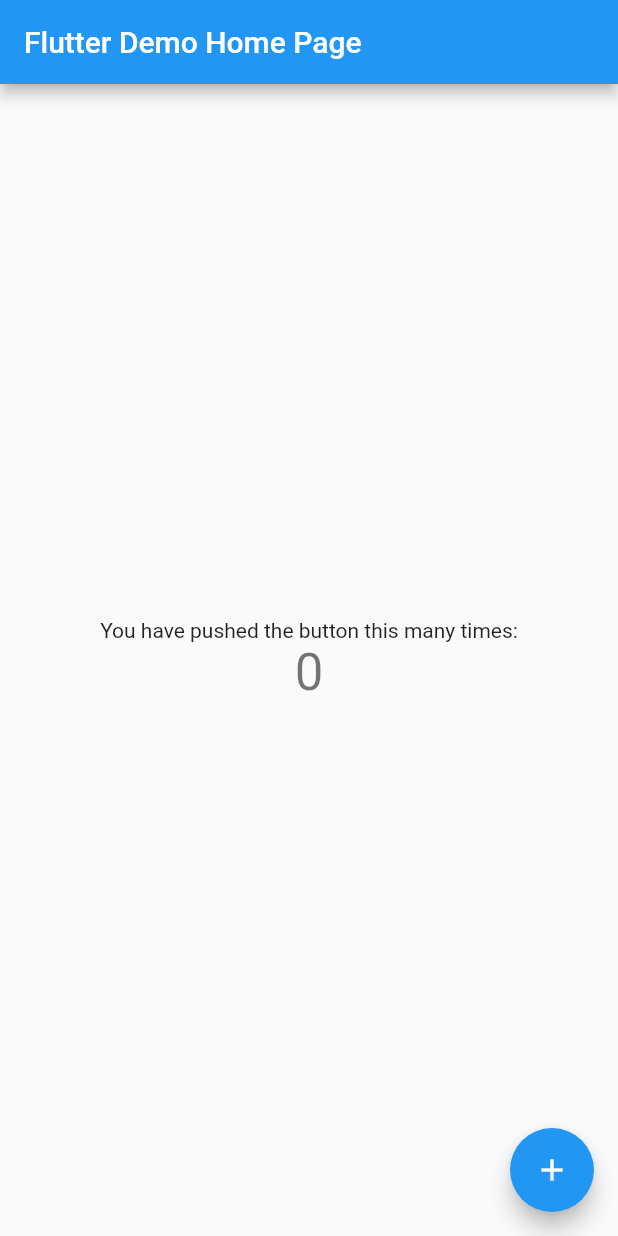
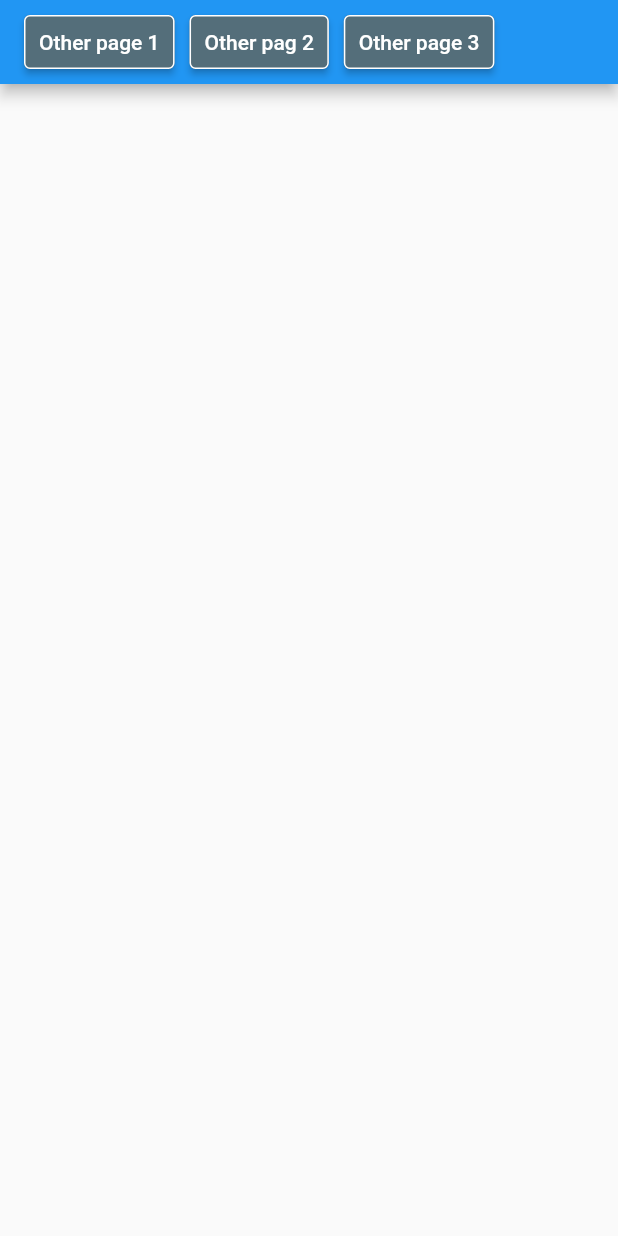
Before and after one commit to VaheKri/flutter_app_horse, a Flutter app: the screen it shows after launch, on a phone screen of 412 x 824 dp. Run offline on Flutter 3.47's test engine with Material 2 defaults, Android fonts, the phone set to English and light mode, and no system bars; missing offline and left inert: mongo_dart.

Commit message:
add buttonBar for direction on other page

```diff
--- /dev/null
+++ b/flutter_app/lib/buttonBar.dart
@@ -0,0 +1,77 @@
+import 'package:flutter/material.dart';
+import 'package:flutter_app/main.dart';
+
+class buttonBar extends StatefulWidget {
+  const buttonBar({super.key, required this.title});
+
+
+  final String title;
+
+  State<buttonBar> createState() => _buttonBarState();
+
+}
+
+class _buttonBarState extends State<buttonBar> {
+
+  @override
+  Widget build(BuildContext context) {
+    return Scaffold(
+      appBar: AppBar(
+          title: Row (
+          children: [
+            ElevatedButton(
+              onPressed: () {
+              //   Navigator.push(context,
+              //   MaterialPageRoute(
+              //       builder: (context) => const MyApp()
+              //   ),
+              // );
+              },
+              style: ElevatedButton.styleFrom(
+                backgroundColor: Colors.blueGrey[600],
+                padding: const EdgeInsets.all(10),
+                side: const BorderSide(width: 1.0, color: Colors.white),
+              ),
+              child: const Text('Other page 1'),
+            ),
+            Container(
+              margin: const EdgeInsets.all(10),
+              child: ElevatedButton(
+                onPressed: () {
+                  //   Navigator.push(context,
+                  //   MaterialPageRoute(
+                  //       builder: (context) => const MySecondPage(title: 'Créer un jeu',)
+                  //   ),
+                  // );
+                },
+                style: ElevatedButton.styleFrom(
+                  backgroundColor: Colors.blueGrey[600],
+                  padding: const EdgeInsets.all(10),
+                  side: const BorderSide(width: 1.0, color: Colors.white),
+                ),
+                child: const Text('Other pag 2'),
+              ),
+            ),
+            ElevatedButton(
+              onPressed: () {
+                //   Navigator.push(context,
+                //   MaterialPageRoute(
+                //       builder: (context) => const MySecondPage(title: 'Créer un jeu',)
+                //   ),
+                // );
+              },
+              style: ElevatedButton.styleFrom(
+                backgroundColor: Colors.blueGrey[600],
+                padding: const EdgeInsets.all(10),
+                side: const BorderSide(width: 1.0, color: Colors.white),
+              ),
+              child: const Text('Other page 3'),
+            ),
+          ]
+      ),
+      ),
+    );
+  }
+
+
+}
--- a/flutter_app/lib/main.dart
+++ b/flutter_app/lib/main.dart
@@ -1,5 +1,6 @@
 import 'package:flutter/material.dart';
 import 'package:flutter_app/Mango/MangoDB.dart';
+import 'package:flutter_app/buttonBar.dart';
 
 Future<void> main() async {
   WidgetsFlutterBinding.ensureInitialized();
@@ -16,33 +17,15 @@
     return MaterialApp(
       title: 'Flutter Demo',
       theme: ThemeData(
-        // This is the theme of your application.
-        //
-        // Try running your application with "flutter run". You'll see the
-        // application has a blue toolbar. Then, without quitting the app, try
-        // changing the primarySwatch below to Colors.green and then invoke
-        // "hot reload" (press "r" in the console where you ran "flutter run",
-        // or simply save your changes to "hot reload" in a Flutter IDE).
-        // Notice that the counter didn't reset back to zero; the application
-        // is not restarted.
         primarySwatch: Colors.blue,
       ),
-      home: const MyHomePage(title: 'Flutter Demo Home Page'),
+      home: const buttonBar(title: 'Flutter button Page'),
     );
   }
 }
 
 class MyHomePage extends StatefulWidget {
   const MyHomePage({super.key, required this.title});
-
-  // This widget is the home page of your application. It is stateful, meaning
-  // that it has a State object (defined below) that contains fields that affect
-  // how it looks.
-
-  // This class is the configuration for the state. It holds the values (in this
-  // case the title) provided by the parent (in this case the App widget) and
-  // used by the build method of the State. Fields in a Widget subclass are
-  // always marked "final".
 
   final String title;
 
@@ -51,68 +34,20 @@
 }
 
 class _MyHomePageState extends State<MyHomePage> {
-  int _counter = 0;
-
-  void _incrementCounter() {
-    setState(() {
-      // This call to setState tells the Flutter framework that something has
-      // changed in this State, which causes it to rerun the build method below
-      // so that the display can reflect the updated values. If we changed
-      // _counter without calling setState(), then the build method would not be
-      // called again, and so nothing would appear to happen.
-      _counter++;
-    });
-  }
 
   @override
   Widget build(BuildContext context) {
-    // This method is rerun every time setState is called, for instance as done
-    // by the _incrementCounter method above.
-    //
-    // The Flutter framework has been optimized to make rerunning build methods
-    // fast, so that you can just rebuild anything that needs updating rather
-    // than having to individually change instances of widgets.
     return Scaffold(
       appBar: AppBar(
-        // Here we take the value from the MyHomePage object that was created by
-        // the App.build method, and use it to set our appbar title.
         title: Text(widget.title),
       ),
       body: Center(
-        // Center is a layout widget. It takes a single child and positions it
-        // in the middle of the parent.
         child: Column(
-          // Column is also a layout widget. It takes a list of children and
-          // arranges them vertically. By default, it sizes itself to fit its
-          // children horizontally, and tries to be as tall as its parent.
-          //
-          // Invoke "debug painting" (press "p" in the console, choose the
-          // "Toggle Debug Paint" action from the Flutter Inspector in Android
-          // Studio, or the "Toggle Debug Paint" command in Visual Studio Code)
-          // to see the wireframe for each widget.
-          //
-          // Column has various properties to control how it sizes itself and
-          // how it positions its children. Here we use mainAxisAlignment to
-          // center the children vertically; the main axis here is the vertical
-          // axis because Columns are vertical (the cross axis would be
-          // horizontal).
           mainAxisAlignment: MainAxisAlignment.center,
           children: <Widget>[
-            const Text(
-              'You have pushed the button this many times:',
-            ),
-            Text(
-              '$_counter',
-              style: Theme.of(context).textTheme.headline4,
-            ),
           ],
         ),
       ),
-      floatingActionButton: FloatingActionButton(
-        onPressed: _incrementCounter,
-        tooltip: 'Increment',
-        child: const Icon(Icons.add),
-      ), // This trailing comma makes auto-formatting nicer for build methods.
     );
   }
 }
```
